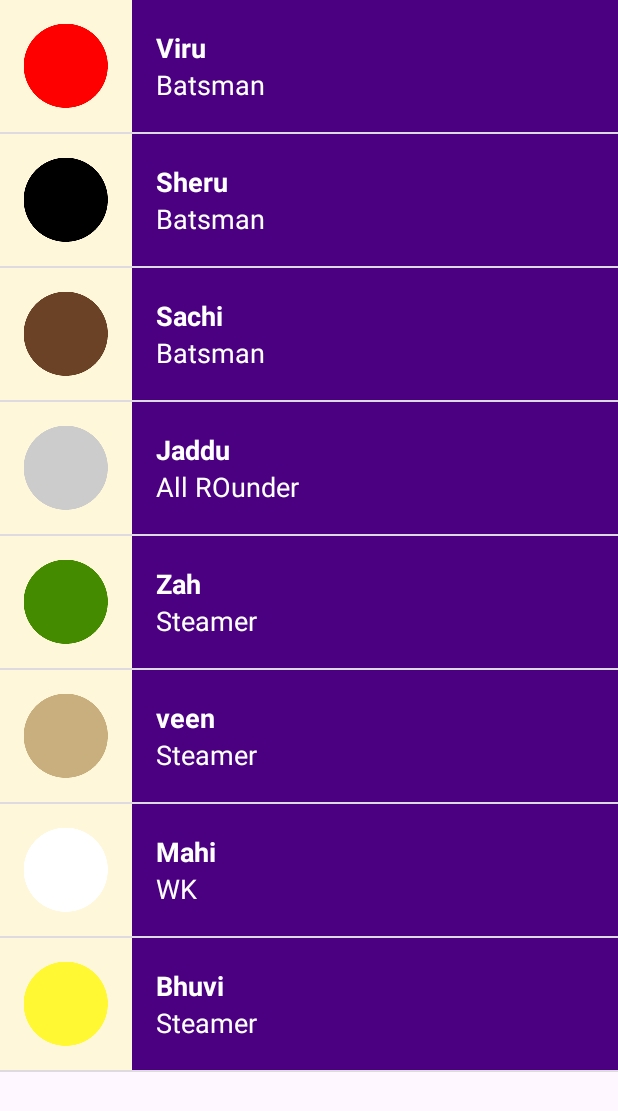
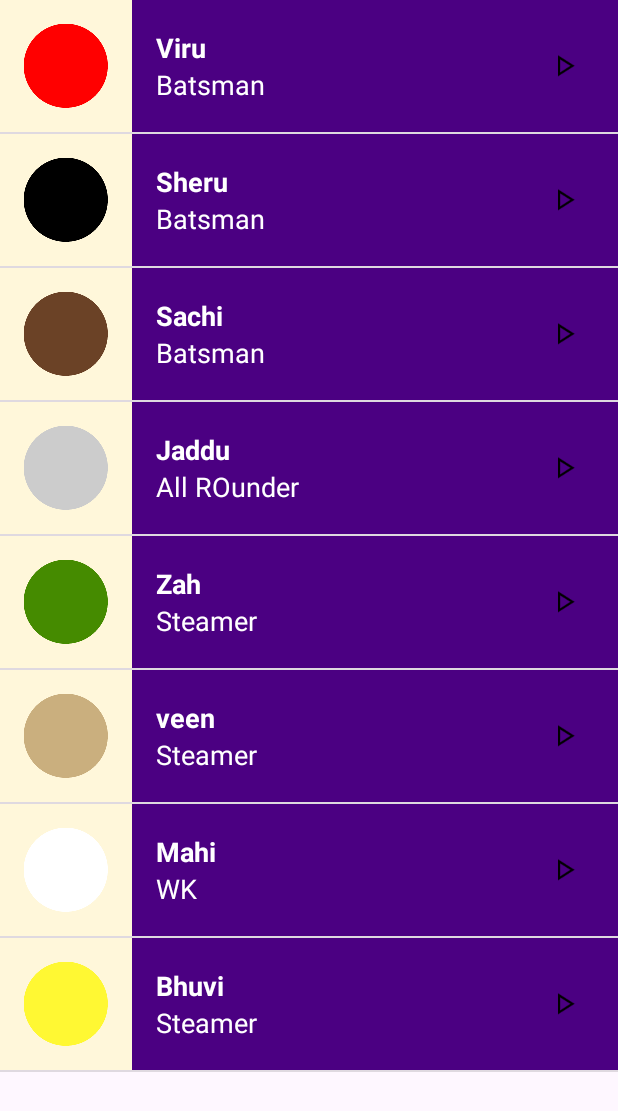
Before and after one commit to ayan-de/CustomAdapter-JAVA, an Android app: the MainActivity2 screen opened directly, with no data from a screen before it, on a phone screen of 412 x 824 dp. Shown: the top 1111 px of the screen. Run offline under Robolectric (Android 15) with nearby library versions, the phone set to English and light mode, and no system bars.

Commit message:
"play arrow added to list items"

```diff
--- a/app/src/main/res/layout/list_item.xml
+++ b/app/src/main/res/layout/list_item.xml
@@ -1,34 +1,39 @@
 <?xml version="1.0" encoding="utf-8"?>
-<LinearLayout xmlns:android="http://schemas.android.com/apk/res/android"
+<RelativeLayout xmlns:android="http://schemas.android.com/apk/res/android"
     xmlns:tools="http://schemas.android.com/tools"
     android:layout_width="match_parent"
-    android:layout_height="match_parent"
+    android:layout_height="@dimen/list_item_height"
     android:background="@color/tanColor"
-    android:minHeight="@dimen/list_item_height"
     android:orientation="horizontal">
 
     <ImageView
         android:id="@+id/image"
         android:layout_width="@dimen/list_item_height"
-        android:layout_height="@dimen/list_item_height" />
+        android:layout_height="@dimen/list_item_height"
+        tools:background="@color/grey" />
 
     <LinearLayout
         android:id="@+id/text_container"
         android:layout_width="match_parent"
-        android:layout_height="match_parent"
-        android:paddingLeft="16dp"
-        android:orientation="vertical">
+        android:layout_height="@dimen/list_item_height"
+        android:layout_alignParentTop="true"
+        android:layout_alignParentRight="true"
+        android:layout_alignParentBottom="true"
+        android:layout_toRightOf="@id/image"
+        android:orientation="vertical"
+        android:paddingLeft="16dp">
 
         <TextView
             android:id="@+id/name"
             android:layout_width="match_parent"
             android:layout_height="0dp"
+            android:layout_weight="1"
+            android:gravity="bottom"
             android:textAppearance="?android:textAppearanceMedium"
             android:textColor="@color/white"
             android:textStyle="bold"
             tools:text="Ayan De"
-            android:layout_weight="1"
-            android:gravity="bottom"
+            tools:textColor="@color/black"
 
             />
 
@@ -36,10 +41,19 @@
             android:id="@+id/role"
             android:layout_width="match_parent"
             android:layout_height="0dp"
+            android:layout_weight="1"
+            android:gravity="top"
             android:textAppearance="?android:textAppearanceMedium"
             android:textColor="@color/white"
             tools:text="Batsman"
-            android:layout_weight="1"
-            android:gravity="top"/>
+            tools:textColor="@color/black" />
     </LinearLayout>
-</LinearLayout>
+
+    <ImageView
+        android:layout_width="24dp"
+        android:layout_height="24dp"
+        android:src="@mipmap/play_arrow"
+        android:layout_alignParentRight="true"
+        android:layout_marginRight="24dp"
+        android:layout_centerVertical="true"/>
+</RelativeLayout>
```
Also changed, not shown: app/src/main/res/mipmap-hdpi/play_arrow.png (added).
